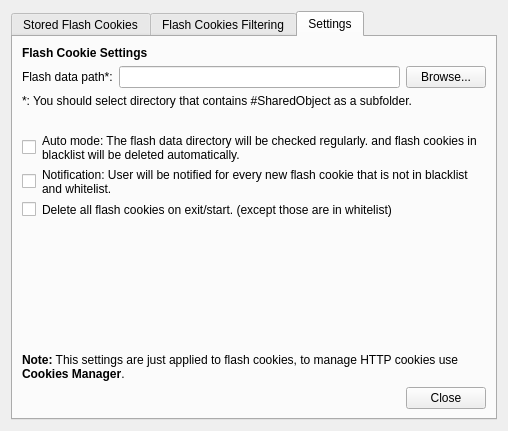
Above: src/plugins/FlashCookieManager/fcm_dialog.ui from QupZilla/qupzilla before the change. Below: the same form after it.
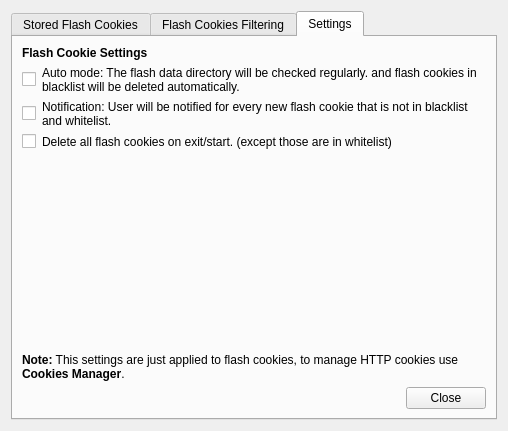
That is the form after the change. The open tabs and pages were chosen to show the change. Custom widgets are drawn as their Qt base class.

Commit message: FlashCookieManager: Operate on PepperFlash cookies

```diff
--- a/src/plugins/FlashCookieManager/fcm_dialog.ui
+++ b/src/plugins/FlashCookieManager/fcm_dialog.ui
@@ -454,7 +454,7 @@
            </property>
           </widget>
          </item>
-         <item row="8" column="0">
+         <item row="5" column="0">
           <layout class="QHBoxLayout" name="horizontalLayout">
            <item>
             <widget class="QCheckBox" name="autoMode">
@@ -491,7 +491,7 @@
            </property>
           </widget>
          </item>
-         <item row="17" column="0">
+         <item row="14" column="0">
           <spacer name="verticalSpacer_3">
            <property name="orientation">
             <enum>Qt::Vertical</enum>
@@ -517,7 +517,7 @@
            </property>
           </widget>
          </item>
-         <item row="9" column="0">
+         <item row="6" column="0">
           <layout class="QHBoxLayout" name="horizontalLayout_2">
            <item>
             <widget class="QCheckBox" name="notification">
@@ -544,7 +544,7 @@
            </item>
           </layout>
          </item>
-         <item row="16" column="0">
+         <item row="13" column="0">
           <layout class="QHBoxLayout" name="horizontalLayout_3">
            <item>
             <widget class="QCheckBox" name="deleteAllOnStartExit">
@@ -571,56 +571,6 @@
            </item>
           </layout>
          </item>
-         <item row="5" column="0">
-          <layout class="QHBoxLayout" name="horizontalLayout_4">
-           <item>
-            <widget class="QLabel" name="label_5">
-             <property name="text">
-              <string>Flash data path*:</string>
-             </property>
-            </widget>
-           </item>
-           <item>
-            <widget class="QLineEdit" name="flashDataPath"/>
-           </item>
-           <item>
-            <widget class="QPushButton" name="browseFlashDataPath">
-             <property name="sizePolicy">
-              <sizepolicy hsizetype="Minimum" vsizetype="Fixed">
-               <horstretch>0</horstretch>
-               <verstretch>0</verstretch>
-              </sizepolicy>
-             </property>
-             <property name="text">
-              <string>Browse...</string>
-             </property>
-            </widget>
-           </item>
-          </layout>
-         </item>
-         <item row="7" column="0">
-          <spacer name="horizontalSpacer_3">
-           <property name="orientation">
-            <enum>Qt::Horizontal</enum>
-           </property>
-           <property name="sizeHint" stdset="0">
-            <size>
-             <width>40</width>
-             <height>20</height>
-            </size>
-           </property>
-          </spacer>
-         </item>
-         <item row="6" column="0">
-          <widget class="QLabel" name="label">
-           <property name="text">
-            <string>*: You should select directory that contains #SharedObject as a subfolder.</string>
-           </property>
-           <property name="wordWrap">
-            <bool>true</bool>
-           </property>
-          </widget>
-         </item>
         </layout>
        </item>
       </layout>
```
Left out of the diff: 4 changed lines with no effect on the pictures. The commit also changes 4 other files.
